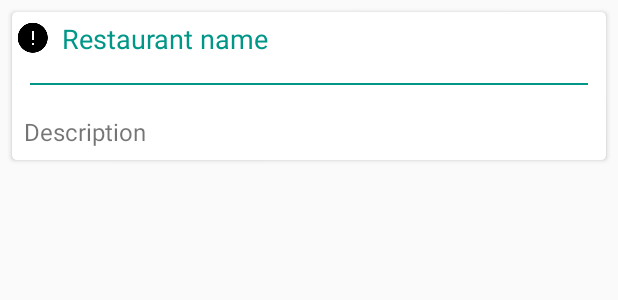
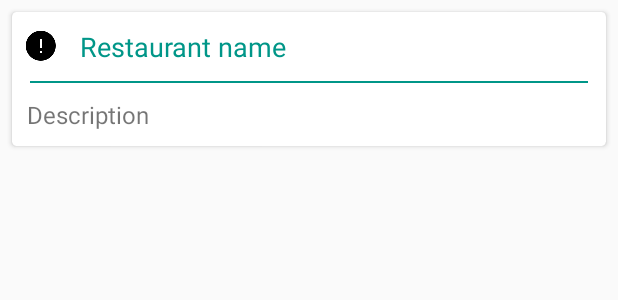
Before and after one commit to Ricoblack/Lab4, an Android app: the layout notify_listview_item.xml on its own in the app's theme, with its tools: preview values and no code run, on a phone screen of 412 x 824 dp. Shown: the top 300 px of the screen. Run offline under Robolectric (Android 15) with nearby library versions, the phone set to English and light mode, and no system bars.

Commit message:
boooooh3

```diff
--- a/app/src/main/res/layout/notify_listview_item.xml
+++ b/app/src/main/res/layout/notify_listview_item.xml
@@ -25,7 +25,8 @@
 
             <RelativeLayout
                 android:layout_width="wrap_content"
-                android:layout_height="wrap_content">
+                android:layout_height="wrap_content"
+                android:layout_margin="5dp">
 
                 <ImageView
                     android:id="@+id/error_icon"
@@ -41,7 +42,10 @@
                     android:layout_height="wrap_content"
                     android:text="@string/restaurant_name"
                     android:textSize="18sp"
-                    android:layout_margin="5dp"
+                    android:layout_marginLeft="12dp"
+                    android:layout_marginRight="12dp"
+                    android:layout_marginTop="5dp"
+                    android:layout_marginBottom="5dp"
                     android:textColor="@color/colorAccent"
                     android:layout_toRightOf="@id/error_icon"/>
 
@@ -56,14 +60,16 @@
                 android:layout_height="1dp"
                 android:layout_below="@id/header_daily_offer_cardview"
                 android:background="@color/colorAccent"
-                android:layout_margin="12dp"/>
+                android:layout_marginLeft="12dp"
+                android:layout_marginRight="12dp"
+                />
 
             <TextView
             android:id="@+id/notify_item_description"
             android:layout_width="match_parent"
             android:layout_height="wrap_content"
             android:text="@string/description"
-                android:layout_margin="8dp"
+                android:layout_margin="10dp"
                 android:textSize="16sp"/>
 
         </LinearLayout>
```
Also changed, not shown: app/src/main/res/layout/notifications_activity.xml (+6 -3 lines).
